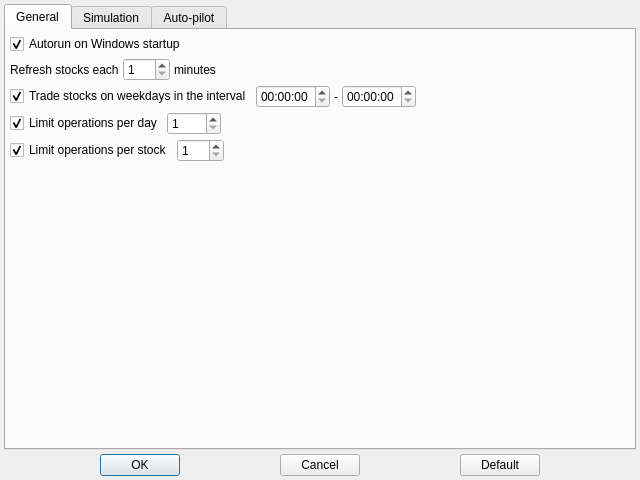
Qt form src/config/settingsdialog.ui (Gris87/TInvestor) before a commit.
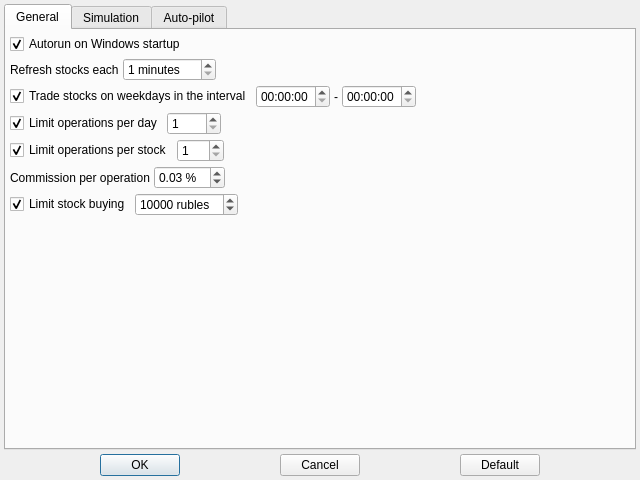
The same form after that commit. The open tabs and pages were chosen to show the change.

Diff of the .ui file:
```diff
--- a/src/config/settingsdialog.ui
+++ b/src/config/settingsdialog.ui
@@ -78,6 +78,9 @@
          </item>
          <item>
           <widget class="QSpinBox" name="refreshTimeoutSpinBox">
+           <property name="suffix">
+            <string> minutes</string>
+           </property>
            <property name="minimum">
             <number>1</number>
            </property>
@@ -86,13 +89,6 @@
            </property>
           </widget>
          </item>
-         <item>
-          <widget class="QLabel" name="label_2">
-           <property name="text">
-            <string>minutes</string>
-           </property>
-          </widget>
-         </item>
          <item>
           <spacer name="horizontalSpacer_4">
            <property name="orientation">
@@ -231,6 +227,92 @@
          </item>
         </layout>
        </item>
+       <item>
+        <layout class="QHBoxLayout" name="horizontalLayout_6">
+         <property name="spacing">
+          <number>4</number>
+         </property>
+         <item>
+          <widget class="QLabel" name="label_4">
+           <property name="text">
+            <string>Commission per operation</string>
+           </property>
+          </widget>
+         </item>
+         <item>
+          <widget class="QDoubleSpinBox" name="commissionDoubleSpinBox">
+           <property name="suffix">
+            <string notr="true"> %</string>
+           </property>
+           <property name="singleStep">
+            <double>0.010000000000000</double>
+           </property>
+           <property name="value">
+            <double>0.030000000000000</double>
+           </property>
+          </widget>
+         </item>
+         <item>
+          <spacer name="horizontalSpacer_9">
+           <property name="orientation">
+            <enum>Qt::Orientation::Horizontal</enum>
+           </property>
+           <property name="sizeHint" stdset="0">
+            <size>
+             <width>40</width>
+             <height>20</height>
+            </size>
+           </property>
+          </spacer>
+         </item>
+        </layout>
+       </item>
+       <item>
+        <layout class="QHBoxLayout" name="horizontalLayout_7">
+         <property name="spacing">
+          <number>4</number>
+         </property>
+         <item>
+          <widget class="QCheckBox" name="limitStockBuyingCheckBox">
+           <property name="text">
+            <string>Limit stock buying</string>
+           </property>
+           <property name="checked">
+            <bool>true</bool>
+           </property>
+          </widget>
+         </item>
+         <item>
+          <widget class="QSpinBox" name="amountOfStockBuyingSpinBox">
+           <property name="suffix">
+            <string> rubles</string>
+           </property>
+           <property name="minimum">
+            <number>1</number>
+           </property>
+           <property name="maximum">
+            <number>1000000</number>
+           </property>
+           <property name="value">
+            <number>10000</number>
+           </property>
+          </widget>
+         </item>
+         <item>
+          <spacer name="horizontalSpacer_10">
+           <property name="orientation">
+            <enum>Qt::Orientation::Horizontal</enum>
+           </property>
+           <property name="sizeHint" stdset="0">
+            <size>
+             <width>40</width>
+             <height>20</height>
+            </size>
+           </property>
+          </spacer>
+         </item>
+        </layout>
+       </item>
        <item>
         <spacer name="verticalSpacer">
          <property name="orientation">
```
Left out of the diff: 2 changed lines with no effect on the pictures.
